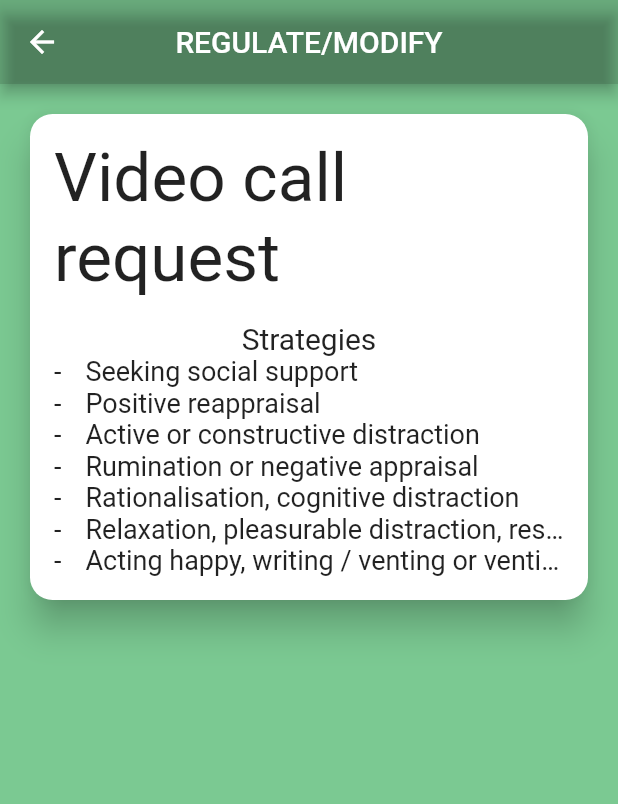
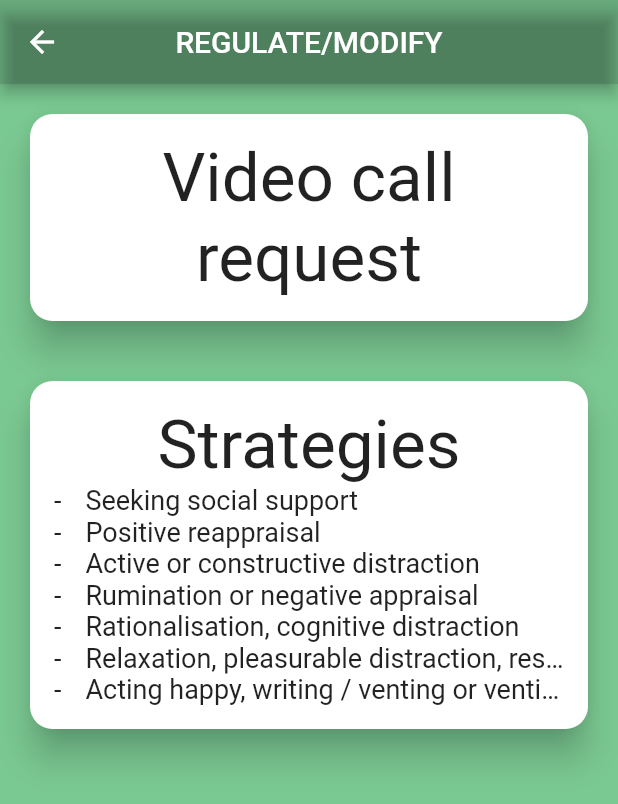
Before and after one commit to angell98s/irobot, a Flutter app: the RegulateScreen screen opened by its route, on a phone screen of 412 x 824 dp. Shown: the top 804 px of the screen. Run offline on Flutter 3.47's test engine with Material 2 defaults, Android fonts, the phone set to English and light mode, and no system bars; our stand-ins replace flutter_riverpod, go_router, syncfusion_flutter_sliders, youtube_player_iframe; missing offline and left inert: dart:html; generated files the repository leaves out were written again.

Commit message:
separar opciones

```diff
--- a/lib/src/feature/regulate/presentation/regulate_screen.dart
+++ b/lib/src/feature/regulate/presentation/regulate_screen.dart
@@ -35,17 +35,30 @@ class RegulateScreen extends StatelessWidget {
               elevation: 10,
               child: Padding(
                 padding: const EdgeInsets.all(16.0),
+                child: Text(
+                  context.loc.videoCallRequest,
+                  style: AppTextStyles.h1(context),
+                  textAlign: TextAlign.center,
+                ),
+              ),
+            ),
+          ),
+          ResponsiveSliverCenter(
+            padding: const EdgeInsets.all(Sizes.p16),
+            child: Card(
+              color: Colors.white,
+              shape: RoundedRectangleBorder(
+                borderRadius: BorderRadius.circular(15.0),
+              ),
+              elevation: 10,
+              child: Padding(
+                padding: const EdgeInsets.all(16.0),
                 child: Column(
                   mainAxisSize: MainAxisSize.min,
                   children: [
                     Text(
-                      context.loc.videoCallRequest,
+                      context.loc.strategies,
                       style: AppTextStyles.h1(context),
-                    ),
-                    gapH16,
-                    Text(
-                      context.loc.strategies,
-                      style: AppTextStyles.h2(context),
                     ),
                     ListView(
                       shrinkWrap: true,
```
